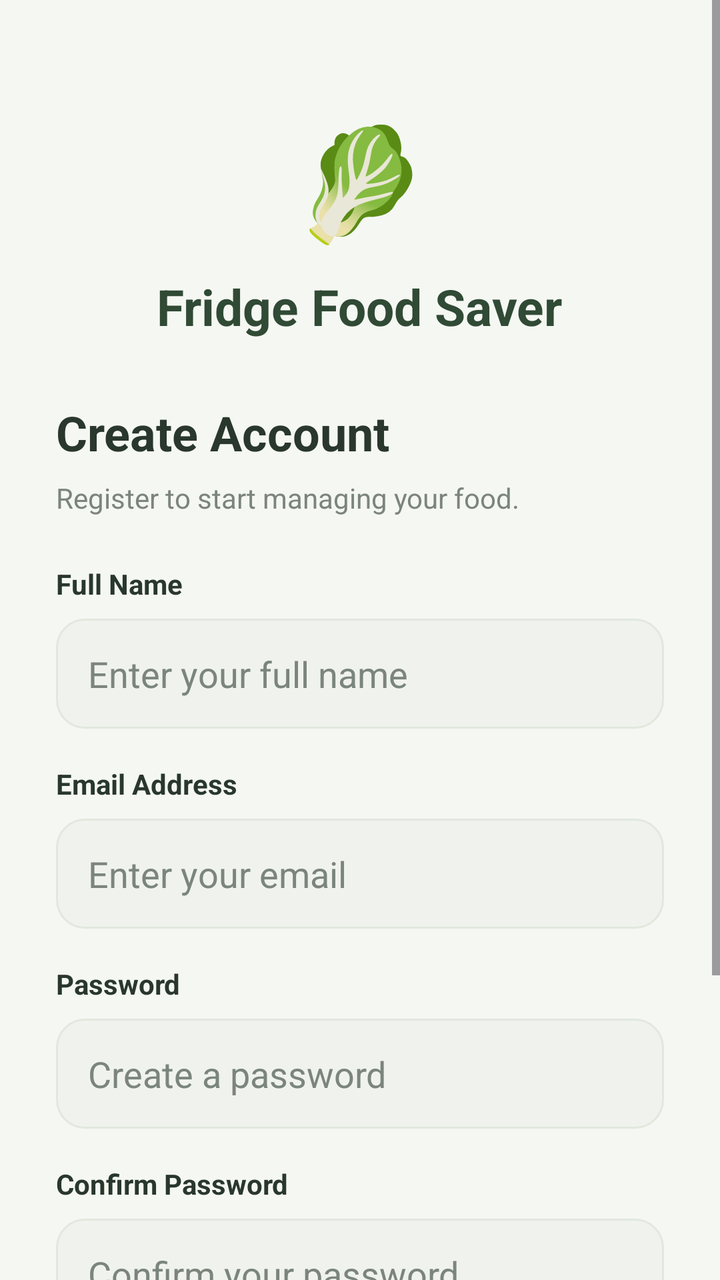
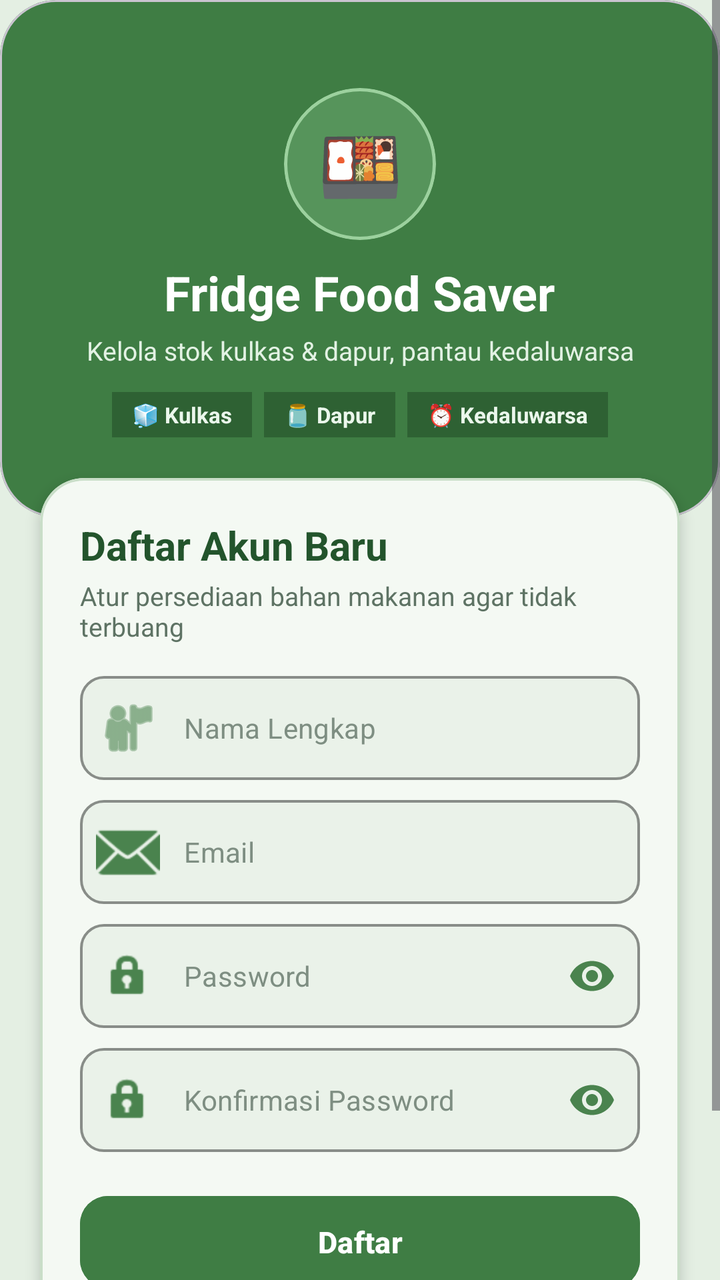

Screens rendered from an Android XML layout before and after an edit, with the pre-edit source and the edit as a unified diff.
<!-- AndroidManifest.xml: application theme Theme.FridgeFoodSaver -->
<!-- res/layout/activity_register.xml -->
<?xml version="1.0" encoding="utf-8"?>
<ScrollView xmlns:android="http://schemas.android.com/apk/res/android"
    android:layout_width="match_parent"
    android:layout_height="match_parent"
    android:background="@color/soft_white"
    android:fillViewport="true">

    <LinearLayout
        android:layout_width="match_parent"
        android:layout_height="wrap_content"
        android:orientation="vertical"
        android:padding="28dp"
        android:gravity="center_horizontal">

        <TextView
            android:layout_width="wrap_content"
            android:layout_height="wrap_content"
            android:layout_marginTop="25dp"
            android:text="🥬"
            android:textSize="55sp"/>

        <TextView
            android:layout_width="wrap_content"
            android:layout_height="wrap_content"
            android:layout_marginTop="10dp"
            android:text="Fridge Food Saver"
            android:textColor="@color/dark_green"
            android:textSize="25sp"
            android:textStyle="bold"/>

        <TextView
            android:layout_width="match_parent"
            android:layout_height="wrap_content"
            android:layout_marginTop="30dp"
            android:text="Create Account"
            android:textColor="@color/text_dark"
            android:textSize="24sp"
            android:textStyle="bold"/>

        <TextView
            android:layout_width="match_parent"
            android:layout_height="wrap_content"
            android:layout_marginTop="7dp"
            android:text="Register to start managing your food."
            android:textColor="@color/text_gray"
            android:textSize="14sp"/>

        <TextView
            android:layout_width="match_parent"
            android:layout_height="wrap_content"
            android:layout_marginTop="24dp"
            android:text="Full Name"
            android:textColor="@color/text_dark"
            android:textStyle="bold"/>

        <EditText
            android:id="@+id/etName"
            android:layout_width="match_parent"
            android:layout_height="55dp"
            android:layout_marginTop="8dp"
            android:background="@drawable/bg_input"
            android:hint="Enter your full name"
            android:paddingStart="16dp"
            android:paddingEnd="16dp"
            android:inputType="textPersonName"
            android:textColor="@color/text_dark"
            android:textColorHint="@color/text_gray"/>

        <TextView
            android:layout_width="match_parent"
            android:layout_height="wrap_content"
            android:layout_marginTop="18dp"
            android:text="Email Address"
            android:textColor="@color/text_dark"
            android:textStyle="bold"/>

        <EditText
            android:id="@+id/etRegisterEmail"
            android:layout_width="match_parent"
            android:layout_height="55dp"
            android:layout_marginTop="8dp"
            android:background="@drawable/bg_input"
            android:hint="Enter your email"
            android:paddingStart="16dp"
            android:paddingEnd="16dp"
            android:inputType="textEmailAddress"
            android:textColor="@color/text_dark"
            android:textColorHint="@color/text_gray"/>

        <TextView
            android:layout_width="match_parent"
            android:layout_height="wrap_content"
            android:layout_marginTop="18dp"
            android:text="Password"
            android:textColor="@color/text_dark"
            android:textStyle="bold"/>

        <EditText
            android:id="@+id/etRegisterPassword"
            android:layout_width="match_parent"
            android:layout_height="55dp"
            android:layout_marginTop="8dp"
            android:background="@drawable/bg_input"
            android:hint="Create a password"
            android:paddingStart="16dp"
            android:paddingEnd="16dp"
            android:inputType="textPassword"
            android:textColor="@color/text_dark"
            android:textColorHint="@color/text_gray"/>

        <TextView
            android:layout_width="match_parent"
            android:layout_height="wrap_content"
            android:layout_marginTop="18dp"
            android:text="Confirm Password"
            android:textColor="@color/text_dark"
            android:textStyle="bold"/>

        <EditText
            android:id="@+id/etConfirmPassword"
            android:layout_width="match_parent"
            android:layout_height="55dp"
            android:layout_marginTop="8dp"
            android:background="@drawable/bg_input"
            android:hint="Confirm your password"
            android:paddingStart="16dp"
            android:paddingEnd="16dp"
            android:inputType="textPassword"
            android:textColor="@color/text_dark"
            android:textColorHint="@color/text_gray"/>

        <Button
            android:id="@+id/btnRegister"
            android:layout_width="match_parent"
            android:layout_height="55dp"
            android:layout_marginTop="28dp"
            android:background="@drawable/bg_login_button"
            android:backgroundTint="@null"
            android:text="Create Account"
            android:textAllCaps="false"
            android:textColor="@color/pure_white"
            android:textSize="16sp"
            android:textStyle="bold"/>

        <LinearLayout
            android:layout_width="wrap_content"
            android:layout_height="wrap_content"
            android:layout_marginTop="22dp"
            android:layout_marginBottom="25dp"
            android:orientation="horizontal">

            <TextView
                android:layout_width="wrap_content"
                android:layout_height="wrap_content"
                android:text="Already have an account? "
                android:textColor="@color/text_gray"
                android:textSize="13sp"/>

            <TextView
                android:id="@+id/tvLogin"
                android:layout_width="wrap_content"
                android:layout_height="wrap_content"
                android:text="Sign In"
                android:textColor="@color/sage_green"
                android:textStyle="bold"
                android:textSize="13sp"/>

        </LinearLayout>

    </LinearLayout>

</ScrollView>
<!-- resources referenced by this layout -->
<resources>
  <color name="dark_green">#304A35</color>
  <color name="pure_white">#FFFFFF</color>
  <color name="sage_green">#78977B</color>
  <color name="soft_white">#F5F7F2</color>
  <color name="text_dark">#29372C</color>
  <color name="text_gray">#7B857C</color>
  <!-- drawable bg_input (drawable) -->
  <?xml version="1.0" encoding="utf-8"?>
  <shape xmlns:android="http://schemas.android.com/apk/res/android">
  
      <solid android:color="@color/input_background"/>
  
      <corners android:radius="14dp"/>
  
      <stroke
          android:width="1dp"
          android:color="#E1E8DE"/>
  
  </shape>
  <!-- drawable bg_login_button (drawable) -->
  <?xml version="1.0" encoding="utf-8"?>
  <shape xmlns:android="http://schemas.android.com/apk/res/android">
  
      <solid android:color="@color/sage_green"/>
  
      <corners android:radius="16dp"/>
  
  </shape>
  <style name="Theme.FridgeFoodSaver" parent="Theme.Material3.DayNight.NoActionBar">
  
          <item name="colorPrimary">@color/sage_green</item>
          <item name="colorOnPrimary">@color/pure_white</item>
          <item name="colorSecondary">@color/warm_orange</item>
          <item name="android:statusBarColor">@color/soft_white</item>
          <item name="android:navigationBarColor">@color/soft_white</item>
          <item name="android:windowLightStatusBar">true</item>
          <item name="android:windowBackground">@color/soft_white</item>
      </style>
  <color name="input_background">#F0F3ED</color>
  <color name="warm_orange">#E99A4A</color>
</resources>

<!-- the commit's change to res/layout/activity_register.xml (unified diff, before → after) -->
@@ -1,172 +1,340 @@
 <?xml version="1.0" encoding="utf-8"?>
 <ScrollView xmlns:android="http://schemas.android.com/apk/res/android"
+    xmlns:app="http://schemas.android.com/apk/res-auto"
     android:layout_width="match_parent"
     android:layout_height="match_parent"
-    android:background="@color/soft_white"
+    android:background="#E4EFE3"
     android:fillViewport="true">
 
-    <LinearLayout
+    <androidx.constraintlayout.widget.ConstraintLayout
         android:layout_width="match_parent"
         android:layout_height="wrap_content"
-        android:orientation="vertical"
-        android:padding="28dp"
-        android:gravity="center_horizontal">
-
-        <TextView
+        android:paddingBottom="28dp">
+
+
+        <com.google.android.material.card.MaterialCardView
+            android:id="@+id/registerTopBanner"
+            android:layout_width="0dp"
+            android:layout_height="wrap_content"
+            app:cardBackgroundColor="#3F7D44"
+            app:cardCornerRadius="28dp"
+            app:cardElevation="0dp"
+            app:layout_constraintEnd_toEndOf="parent"
+            app:layout_constraintStart_toStartOf="parent"
+            app:layout_constraintTop_toTopOf="parent">
+
+            <LinearLayout
+                android:layout_width="match_parent"
+                android:layout_height="wrap_content"
+                android:gravity="center"
+                android:orientation="vertical"
+                android:paddingStart="22dp"
+                android:paddingTop="44dp"
+                android:paddingEnd="22dp"
+                android:paddingBottom="40dp">
+
+
+                <com.google.android.material.card.MaterialCardView
+                    android:layout_width="76dp"
+                    android:layout_height="76dp"
+                    app:cardBackgroundColor="#56945B"
+                    app:cardCornerRadius="38dp"
+                    app:cardElevation="0dp"
+                    app:strokeColor="#9CD19E"
+                    app:strokeWidth="1.5dp">
+
+                    <TextView
+                        android:layout_width="match_parent"
+                        android:layout_height="match_parent"
+                        android:gravity="center"
+                        android:text="🍱"
+                        android:textSize="34sp" />
+
+                </com.google.android.material.card.MaterialCardView>
+
+                <TextView
+                    android:layout_width="wrap_content"
+                    android:layout_height="wrap_content"
+                    android:layout_marginTop="10dp"
+                    android:gravity="center"
+                    android:text="Fridge Food Saver"
+                    android:textColor="#FFFFFF"
+                    android:textSize="24sp"
+                    android:textStyle="bold" />
+
+                <TextView
+                    android:layout_width="wrap_content"
+                    android:layout_height="wrap_content"
+                    android:layout_marginTop="4dp"
+                    android:gravity="center"
+                    android:text="Kelola stok kulkas &amp; dapur, pantau kedaluwarsa"
+                    android:textColor="#E3F2E4"
+                    android:textSize="13sp" />
+
+
+                <LinearLayout
+                    android:layout_width="wrap_content"
+                    android:layout_height="wrap_content"
+                    android:layout_marginTop="12dp"
+                    android:gravity="center"
+                    android:orientation="horizontal">
+
+                    <TextView
+                        android:layout_width="wrap_content"
+                        android:layout_height="wrap_content"
+                        android:layout_marginEnd="6dp"
+                        android:background="#2E6133"
+                        android:paddingHorizontal="10dp"
+                        android:paddingVertical="4dp"
+                        android:text="🧊 Kulkas"
+                        android:textColor="#EBF7EC"
+                        android:textSize="11sp"
+                        android:textStyle="bold" />
+
+                    <TextView
+                        android:layout_width="wrap_content"
+                        android:layout_height="wrap_content"
+                        android:layout_marginEnd="6dp"
+                        android:background="#2E6133"
+                        android:paddingHorizontal="10dp"
+                        android:paddingVertical="4dp"
+                        android:text="🫙 Dapur"
+                        android:textColor="#EBF7EC"
+                        android:textSize="11sp"
+                        android:textStyle="bold" />
+
+                    <TextView
+                        android:layout_width="wrap_content"
+                        android:layout_height="wrap_content"
+                        android:background="#2E6133"
+                        android:paddingHorizontal="10dp"
+                        android:paddingVertical="4dp"
+                        android:text="⏰ Kedaluwarsa"
+                        android:textColor="#EBF7EC"
+                        android:textSize="11sp"
+                        android:textStyle="bold" />
+
+                </LinearLayout>
+
+            </LinearLayout>
+
+        </com.google.android.material.card.MaterialCardView>
+
+
+        <com.google.android.material.card.MaterialCardView
+            android:id="@+id/registerCard"
+            android:layout_width="0dp"
+            android:layout_height="wrap_content"
+            android:layout_marginStart="20dp"
+            android:layout_marginTop="-20dp"
+            android:layout_marginEnd="20dp"
+            app:cardBackgroundColor="#F4F9F3"
+            app:cardCornerRadius="22dp"
+            app:cardElevation="4dp"
+            app:layout_constraintEnd_toEndOf="parent"
+            app:layout_constraintStart_toStartOf="parent"
+            app:layout_constraintTop_toBottomOf="@+id/registerTopBanner"
+            app:strokeColor="#C9DEC8"
+            app:strokeWidth="1.2dp">
+
+            <LinearLayout
+                android:layout_width="match_parent"
+                android:layout_height="wrap_content"
+                android:orientation="vertical"
+                android:padding="20dp">
+
+                <TextView
+                    android:layout_width="wrap_content"
+                    android:layout_height="wrap_content"
+                    android:text="Daftar Akun Baru"
+                    android:textColor="#23542C"
+                    android:textSize="20sp"
+                    android:textStyle="bold" />
+
+                <TextView
+                    android:layout_width="wrap_content"
+                    android:layout_height="wrap_content"
+                    android:layout_marginTop="3dp"
+                    android:text="Atur persediaan bahan makanan agar tidak terbuang"
+                    android:textColor="#5E7364"
+                    android:textSize="13sp" />
+
+                <com.google.android.material.textfield.TextInputLayout
+                    style="@style/Widget.MaterialComponents.TextInputLayout.OutlinedBox"
+                    android:layout_width="match_parent"
+                    android:layout_height="wrap_content"
+                    android:layout_marginTop="16dp"
+                    app:boxBackgroundColor="#EAF2E9"
+                    app:boxCornerRadiusBottomEnd="12dp"
+                    app:boxCornerRadiusBottomStart="12dp"
+                    app:boxCornerRadiusTopEnd="12dp"
+                    app:boxCornerRadiusTopStart="12dp"
+                    app:boxStrokeColor="#4A834E"
+                    app:boxStrokeWidth="1.2dp"
+                    app:hintEnabled="false"
+                    app:startIconDrawable="@android:drawable/ic_menu_myplaces"
+                    app:startIconTint="#4A834E">
+
+                    <com.google.android.material.textfield.TextInputEditText
+                        android:id="@+id/etName"
+                        android:layout_width="match_parent"
+                        android:layout_height="52dp"
+                        android:hint="Nama Lengkap"
+                        android:inputType="textPersonName"
+                        android:paddingTop="12dp"
+                        android:paddingBottom="12dp"
+                        android:singleLine="true"
+                        android:textColor="#263D32"
+                        android:textColorHint="#7E8E82"
+                        android:textSize="14sp" />
+
+                </com.google.android.material.textfield.TextInputLayout>
+
+                <com.google.android.material.textfield.TextInputLayout
+                    style="@style/Widget.MaterialComponents.TextInputLayout.OutlinedBox"
+                    android:layout_width="match_parent"
+                    android:layout_height="wrap_content"
+                    android:layout_marginTop="10dp"
+                    app:boxBackgroundColor="#EAF2E9"
+                    app:boxCornerRadiusBottomEnd="12dp"
+                    app:boxCornerRadiusBottomStart="12dp"
+                    app:boxCornerRadiusTopEnd="12dp"
+                    app:boxCornerRadiusTopStart="12dp"
+                    app:boxStrokeColor="#4A834E"
+                    app:boxStrokeWidth="1.2dp"
+                    app:hintEnabled="false"
+                    app:startIconDrawable="@android:drawable/ic_dialog_email"
+                    app:startIconTint="#4A834E">
+
+                    <com.google.android.material.textfield.TextInputEditText
+                        android:id="@+id/etRegisterEmail"
+                        android:layout_width="match_parent"
+                        android:layout_height="52dp"
+                        android:hint="Email"
+                        android:inputType="textEmailAddress"
+                        android:paddingTop="12dp"
+                        android:paddingBottom="12dp"
+                        android:singleLine="true"
+                        android:textColor="#263D32"
+                        android:textColorHint="#7E8E82"
+                        android:textSize="14sp" />
+
+                </com.google.android.material.textfield.TextInputLayout>
+
+                <com.google.android.material.textfield.TextInputLayout
+                    style="@style/Widget.MaterialComponents.TextInputLayout.OutlinedBox"
+                    android:layout_width="match_parent"
+                    android:layout_height="wrap_content"
+                    android:layout_marginTop="10dp"
+                    app:boxBackgroundColor="#EAF2E9"
+                    app:boxCornerRadiusBottomEnd="12dp"
+                    app:boxCornerRadiusBottomStart="12dp"
+                    app:boxCornerRadiusTopEnd="12dp"
+                    app:boxCornerRadiusTopStart="12dp"
+                    app:boxStrokeColor="#4A834E"
+                    app:boxStrokeWidth="1.2dp"
+                    app:endIconMode="password_toggle"
+                    app:endIconTint="#4A834E"
+                    app:hintEnabled="false"
+                    app:startIconDrawable="@android:drawable/ic_lock_idle_lock"
+                    app:startIconTint="#4A834E">
+
+                    <com.google.android.material.textfield.TextInputEditText
+                        android:id="@+id/etRegisterPassword"
+                        android:layout_width="match_parent"
+                        android:layout_height="52dp"
+                        android:hint="Password"
+                        android:inputType="textPassword"
+                        android:paddingTop="12dp"
+                        android:paddingBottom="12dp"
+                        android:singleLine="true"
+                        android:textColor="#263D32"
+                        android:textColorHint="#7E8E82"
+                        android:textSize="14sp" />
+
+                </com.google.android.material.textfield.TextInputLayout>
+
+                <com.google.android.material.textfield.TextInputLayout
+                    style="@style/Widget.MaterialComponents.TextInputLayout.OutlinedBox"
+                    android:layout_width="match_parent"
+                    android:layout_height="wrap_content"
+                    android:layout_marginTop="10dp"
+                    app:boxBackgroundColor="#EAF2E9"
+                    app:boxCornerRadiusBottomEnd="12dp"
+                    app:boxCornerRadiusBottomStart="12dp"
+                    app:boxCornerRadiusTopEnd="12dp"
+                    app:boxCornerRadiusTopStart="12dp"
+                    app:boxStrokeColor="#4A834E"
+                    app:boxStrokeWidth="1.2dp"
+                    app:endIconMode="password_toggle"
+                    app:endIconTint="#4A834E"
+                    app:hintEnabled="false"
+                    app:startIconDrawable="@android:drawable/ic_lock_idle_lock"
+                    app:startIconTint="#4A834E">
+
+                    <com.google.android.material.textfield.TextInputEditText
+                        android:id="@+id/etConfirmPassword"
+                        android:layout_width="match_parent"
+                        android:layout_height="52dp"
+                        android:hint="Konfirmasi Password"
+                        android:inputType="textPassword"
+                        android:paddingTop="12dp"
+                        android:paddingBottom="12dp"
+                        android:singleLine="true"
+                        android:textColor="#263D32"
+                        android:textColorHint="#7E8E82"
+                        android:textSize="14sp" />
+
+                </com.google.android.material.textfield.TextInputLayout>
+
+                <com.google.android.material.button.MaterialButton
+                    android:id="@+id/btnRegister"
+                    android:layout_width="match_parent"
+                    android:layout_height="54dp"
+                    android:layout_marginTop="18dp"
+                    android:backgroundTint="#3F7D44"
+                    android:text="Daftar"
+                    android:textAllCaps="false"
+                    android:textColor="#FFFFFF"
+                    android:textSize="15sp"
+                    android:textStyle="bold"
+                    app:cornerRadius="14dp" />
+
+            </LinearLayout>
+
+        </com.google.android.material.card.MaterialCardView>
+
+
+        <LinearLayout
+            android:id="@+id/loginPrompt"
             android:layout_width="wrap_content"
             android:layout_height="wrap_content"
-            android:layout_marginTop="25dp"
-            android:text="🥬"
-            android:textSize="55sp"/>
-
-        <TextView
-            android:layout_width="wrap_content"
-            android:layout_height="wrap_content"
-            android:layout_marginTop="10dp"
-            android:text="Fridge Food Saver"
-            android:textColor="@color/dark_green"
-            android:textSize="25sp"
-            android:textStyle="bold"/>
-
-        <TextView
-            android:layout_width="match_parent"
-            android:layout_height="wrap_content"
-            android:layout_marginTop="30dp"
-            android:text="Create Account"
-            android:textColor="@color/text_dark"
-            android:textSize="24sp"
-            android:textStyle="bold"/>
-
-        <TextView
-            android:layout_width="match_parent"
-            android:layout_height="wrap_content"
-            android:layout_marginTop="7dp"
-            android:text="Register to start managing your food."
-            android:textColor="@color/text_gray"
-            android:textSize="14sp"/>
-
-        <TextView
-            android:layout_width="match_parent"
-            android:layout_height="wrap_content"
-            android:layout_marginTop="24dp"
-            android:text="Full Name"
-            android:textColor="@color/text_dark"
-            android:textStyle="bold"/>
-
-        <EditText
-            android:id="@+id/etName"
-            android:layout_width="match_parent"
-            android:layout_height="55dp"
-            android:layout_marginTop="8dp"
-            android:background="@drawable/bg_input"
-            android:hint="Enter your full name"
-            android:paddingStart="16dp"
-            android:paddingEnd="16dp"
-            android:inputType="textPersonName"
-            android:textColor="@color/text_dark"
-            android:textColorHint="@color/text_gray"/>
-
-        <TextView
-            android:layout_width="match_parent"
-            android:layout_height="wrap_content"
-            android:layout_marginTop="18dp"
-            android:text="Email Address"
-            android:textColor="@color/text_dark"
-            android:textStyle="bold"/>
-
-        <EditText
-            android:id="@+id/etRegisterEmail"
-            android:layout_width="match_parent"
-            android:layout_height="55dp"
-            android:layout_marginTop="8dp"
-            android:background="@drawable/bg_input"
-            android:hint="Enter your email"
-            android:paddingStart="16dp"
-            android:paddingEnd="16dp"
-            android:inputType="textEmailAddress"
-            android:textColor="@color/text_dark"
-            android:textColorHint="@color/text_gray"/>
-
-        <TextView
-            android:layout_width="match_parent"
-            android:layout_height="wrap_content"
-            android:layout_marginTop="18dp"
-            android:text="Password"
-            android:textColor="@color/text_dark"
-            android:textStyle="bold"/>
-
-        <EditText
-            android:id="@+id/etRegisterPassword"
-            android:layout_width="match_parent"
-            android:layout_height="55dp"
-            android:layout_marginTop="8dp"
-            android:background="@drawable/bg_input"
-            android:hint="Create a password"
-            android:paddingStart="16dp"
-            android:paddingEnd="16dp"
-            android:inputType="textPassword"
-            android:textColor="@color/text_dark"
-            android:textColorHint="@color/text_gray"/>
-
-        <TextView
-            android:layout_width="match_parent"
-            android:layout_height="wrap_content"
-            android:layout_marginTop="18dp"
-            android:text="Confirm Password"
-            android:textColor="@color/text_dark"
-            android:textStyle="bold"/>
-
-        <EditText
-            android:id="@+id/etConfirmPassword"
-            android:layout_width="match_parent"
-            android:layout_height="55dp"
-            android:layout_marginTop="8dp"
-            android:background="@drawable/bg_input"
-            android:hint="Confirm your password"
-            android:paddingStart="16dp"
-            android:paddingEnd="16dp"
-            android:inputType="textPassword"
-            android:textColor="@color/text_dark"
-            android:textColorHint="@color/text_gray"/>
-
-        <Button
-            android:id="@+id/btnRegister"
-            android:layout_width="match_parent"
-            android:layout_height="55dp"
-            android:layout_marginTop="28dp"
-            android:background="@drawable/bg_login_button"
-            android:backgroundTint="@null"
-            android:text="Create Account"
-            android:textAllCaps="false"
-            android:textColor="@color/pure_white"
-            android:textSize="16sp"
-            android:textStyle="bold"/>
-
-        <LinearLayout
-            android:layout_width="wrap_content"
-            android:layout_height="wrap_content"
-            android:layout_marginTop="22dp"
-            android:layout_marginBottom="25dp"
-            android:orientation="horizontal">
+            android:layout_marginTop="16dp"
+            android:gravity="center"
+            android:orientation="horizontal"
+            app:layout_constraintEnd_toEndOf="parent"
+            app:layout_constraintStart_toStartOf="parent"
+            app:layout_constraintTop_toBottomOf="@+id/registerCard">
 
             <TextView
                 android:layout_width="wrap_content"
                 android:layout_height="wrap_content"
-                android:text="Already have an account? "
-                android:textColor="@color/text_gray"
-                android:textSize="13sp"/>
+                android:text="Sudah punya akun? "
+                android:textColor="#5F7064"
+                android:textSize="13sp" />
 
             <TextView
                 android:id="@+id/tvLogin"
                 android:layout_width="wrap_content"
                 android:layout_height="wrap_content"
-                android:text="Sign In"
-                android:textColor="@color/sage_green"
-                android:textStyle="bold"
-                android:textSize="13sp"/>
+                android:padding="4dp"
+                android:text="Masuk di sini"
+                android:textColor="#2E5E33"
+                android:textSize="13sp"
+                android:textStyle="bold" />
 
         </LinearLayout>
 
-    </LinearLayout>
+    </androidx.constraintlayout.widget.ConstraintLayout>
 
 </ScrollView>
<!-- resource entries referenced after the edit -->
@@ -1,33 +1,8 @@
 <!-- resources referenced by this layout -->
 <resources>
-  <color name="dark_green">#304A35</color>
   <color name="pure_white">#FFFFFF</color>
   <color name="sage_green">#78977B</color>
   <color name="soft_white">#F5F7F2</color>
-  <color name="text_dark">#29372C</color>
-  <color name="text_gray">#7B857C</color>
-  <!-- drawable bg_input (drawable) -->
-  <?xml version="1.0" encoding="utf-8"?>
-  <shape xmlns:android="http://schemas.android.com/apk/res/android">
-  
-      <solid android:color="@color/input_background"/>
-  
-      <corners android:radius="14dp"/>
-  
-      <stroke
-          android:width="1dp"
-          android:color="#E1E8DE"/>
-  
-  </shape>
-  <!-- drawable bg_login_button (drawable) -->
-  <?xml version="1.0" encoding="utf-8"?>
-  <shape xmlns:android="http://schemas.android.com/apk/res/android">
-  
-      <solid android:color="@color/sage_green"/>
-  
-      <corners android:radius="16dp"/>
-  
-  </shape>
   <style name="Theme.FridgeFoodSaver" parent="Theme.Material3.DayNight.NoActionBar">
   
           <item name="colorPrimary">@color/sage_green</item>
@@ -38,7 +13,6 @@
           <item name="android:windowLightStatusBar">true</item>
           <item name="android:windowBackground">@color/soft_white</item>
       </style>
-  <color name="input_background">#F0F3ED</color>
   <color name="warm_orange">#E99A4A</color>
 </resources>
 
